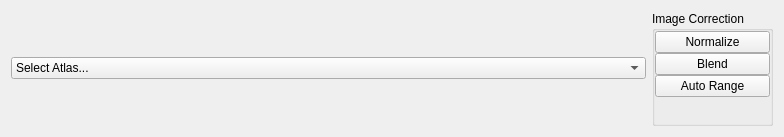
acq4/acq4, file lib/analysis/modules/MosaicEditor/MosaicEditorTemplate.ui: the form before one commit.
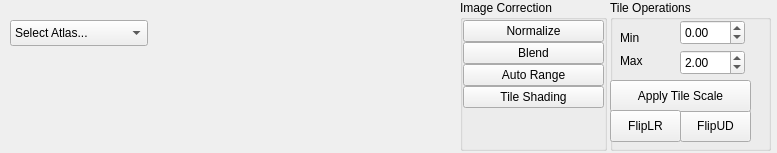
The form after the commit.

Patch:
```diff
--- a/lib/analysis/modules/MosaicEditor/MosaicEditorTemplate.ui
+++ b/lib/analysis/modules/MosaicEditor/MosaicEditorTemplate.ui
@@ -6,27 +6,144 @@
    <rect>
     <x>0</x>
     <y>0</y>
-    <width>784</width>
-    <height>137</height>
+    <width>777</width>
+    <height>153</height>
    </rect>
   </property>
   <property name="windowTitle">
    <string>Form</string>
   </property>
-  <layout class="QGridLayout" name="gridLayout">
-   <item row="0" column="0">
-    <widget class="QSplitter" name="splitter_2">
-     <property name="orientation">
-      <enum>Qt::Horizontal</enum>
-     </property>
-     <widget class="QSplitter" name="splitter">
-      <property name="orientation">
-       <enum>Qt::Vertical</enum>
-      </property>
-      <widget class="QWidget" name="layoutWidget">
-       <layout class="QGridLayout" name="gridLayout_3">
-        <item row="0" column="1">
+  <widget class="QGroupBox" name="groupBox">
+   <property name="geometry">
+    <rect>
+     <x>610</x>
+     <y>0</y>
+     <width>161</width>
+     <height>151</height>
+    </rect>
+   </property>
+   <property name="title">
+    <string>Tile Operations</string>
+   </property>
+   <widget class="QPushButton" name="mosaicFlipUDBtn">
+    <property name="geometry">
+     <rect>
+      <x>70</x>
+      <y>110</y>
+      <width>71</width>
+      <height>32</height>
+     </rect>
+    </property>
+    <property name="text">
+     <string>FlipUD</string>
+    </property>
+   </widget>
+   <widget class="QDoubleSpinBox" name="mosaicDisplayMin">
+    <property name="geometry">
+     <rect>
+      <x>70</x>
+      <y>20</y>
+      <width>65</width>
+      <height>25</height>
+     </rect>
+    </property>
+    <property name="minimum">
+     <double>-1.000000000000000</double>
+    </property>
+    <property name="maximum">
+     <double>65000.000000000000000</double>
+    </property>
+    <property name="singleStep">
+     <double>0.250000000000000</double>
+    </property>
+   </widget>
+   <widget class="QPushButton" name="mosaicApplyScaleBtn">
+    <property name="geometry">
+     <rect>
+      <x>0</x>
+      <y>80</y>
+      <width>141</width>
+      <height>32</height>
+     </rect>
+    </property>
+    <property name="text">
+     <string>Apply Tile Scale</string>
+    </property>
+   </widget>
+   <widget class="QLabel" name="label_2">
+    <property name="geometry">
+     <rect>
+      <x>10</x>
+      <y>30</y>
+      <width>62</width>
+      <height>16</height>
+     </rect>
+    </property>
+    <property name="text">
+     <string>Min</string>
+    </property>
+   </widget>
+   <widget class="QLabel" name="label">
+    <property name="geometry">
+     <rect>
+      <x>10</x>
+      <y>50</y>
+      <width>50</width>
+      <height>21</height>
+     </rect>
+    </property>
+    <property name="sizePolicy">
+     <sizepolicy hsizetype="Minimum" vsizetype="Preferred">
+      <horstretch>100</horstretch>
+      <verstretch>0</verstretch>
+     </sizepolicy>
+    </property>
+    <property name="text">
+     <string>Max</string>
+    </property>
+   </widget>
+   <widget class="QDoubleSpinBox" name="mosaicDisplayMax">
+    <property name="geometry">
+     <rect>
+      <x>70</x>
+      <y>50</y>
+      <width>65</width>
+      <height>25</height>
+     </rect>
+    </property>
+    <property name="maximum">
+     <double>65536.000000000000000</double>
+    </property>
+    <property name="singleStep">
+     <double>0.250000000000000</double>
+    </property>
+    <property name="value">
+     <double>2.000000000000000</double>
+    </property>
+   </widget>
+   <widget class="QPushButton" name="mosaicFlipLRBtn">
+    <property name="geometry">
+     <rect>
+      <x>0</x>
+      <y>110</y>
+      <width>71</width>
+      <height>32</height>
+     </rect>
+    </property>
+    <property name="text">
+     <string>FlipLR</string>
+    </property>
+   </widget>
+  </widget>
          <widget class="QGroupBox" name="groupBox_2">
+   <property name="geometry">
+    <rect>
+     <x>460</x>
+     <y>0</y>
+     <width>147</width>
+     <height>151</height>
+    </rect>
+   </property>
           <property name="sizePolicy">
            <sizepolicy hsizetype="Preferred" vsizetype="Preferred">
             <horstretch>10</horstretch>
@@ -64,6 +181,13 @@
              </property>
             </widget>
            </item>
+    <item>
+     <widget class="QPushButton" name="tileShadingBtn">
+      <property name="text">
+       <string>Tile Shading</string>
+      </property>
+     </widget>
+    </item>
            <item>
             <spacer name="verticalSpacer_2">
              <property name="orientation">
@@ -79,47 +203,37 @@
            </item>
           </layout>
          </widget>
-        </item>
-        <item row="0" column="0">
          <widget class="QFrame" name="frame_3">
+   <property name="geometry">
+    <rect>
+     <x>10</x>
+     <y>10</y>
+     <width>441</width>
+     <height>137</height>
+    </rect>
+   </property>
           <property name="sizePolicy">
            <sizepolicy hsizetype="Preferred" vsizetype="Preferred">
             <horstretch>100</horstretch>
             <verstretch>0</verstretch>
            </sizepolicy>
           </property>
-          <layout class="QGridLayout" name="gridLayout_2">
-           <property name="margin">
-            <number>0</number>
-           </property>
-           <property name="spacing">
-            <number>0</number>
-           </property>
-           <item row="0" column="0">
             <widget class="QComboBox" name="atlasCombo">
+    <property name="geometry">
+     <rect>
+      <x>0</x>
+      <y>10</y>
+      <width>138</width>
+      <height>26</height>
+     </rect>
+    </property>
              <item>
               <property name="text">
                <string>Select Atlas...</string>
               </property>
              </item>
             </widget>
-           </item>
-           <item row="1" column="0">
-            <layout class="QGridLayout" name="atlasLayout">
-             <property name="spacing">
-              <number>0</number>
-             </property>
-            </layout>
-           </item>
-          </layout>
-         </widget>
-        </item>
-       </layout>
-      </widget>
-     </widget>
-    </widget>
-   </item>
-  </layout>
+  </widget>
  </widget>
  <resources/>
  <connections/>
```
Lines whose indentation alone changed are shown as unchanged.
